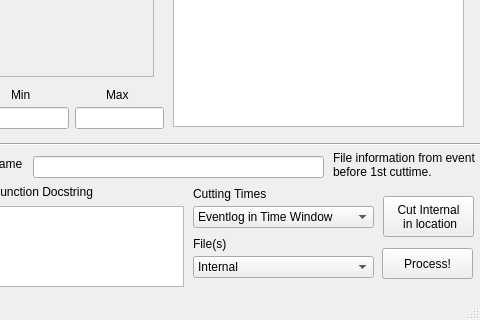
msb002/MHDlab, file Analysis/PostProcessor/Layout.ui: the form before one commit; both pictures show x 407 to 887 and y 343 to 663 of the 887 by 663 pixel window.
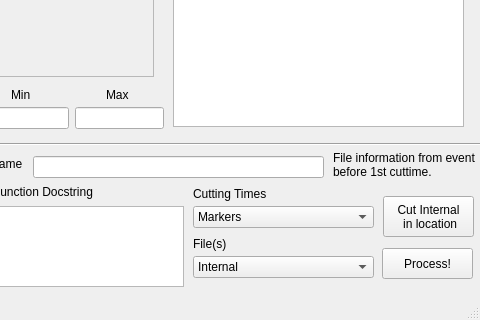
The form after the commit.

Commit message: fix times combo box ordering

```diff
--- a/Analysis/PostProcessor/Layout.ui
+++ b/Analysis/PostProcessor/Layout.ui
@@ -454,11 +454,6 @@
       <height>22</height>
      </rect>
     </property>
-    <item>
-     <property name="text">
-      <string>Eventlog in Time Window</string>
-     </property>
-    </item>
     <item>
      <property name="text">
       <string>Markers</string>
@@ -603,7 +598,7 @@
  in location</string>
     </property>
    </widget>
-   <widget class="QWidget" name="">
+   <widget class="QWidget" name="layoutWidget">
     <property name="geometry">
      <rect>
       <x>10</x>
```
Left out of the diff: 5 changed lines with no effect on the pictures. The commit also changes 2 other files.
